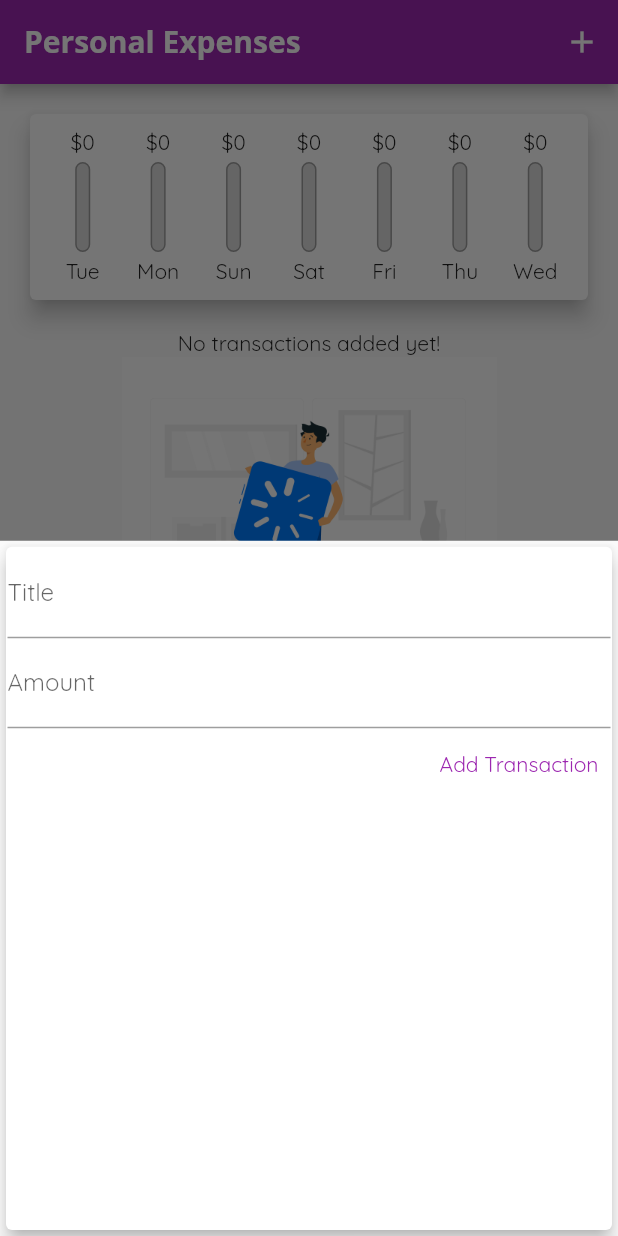
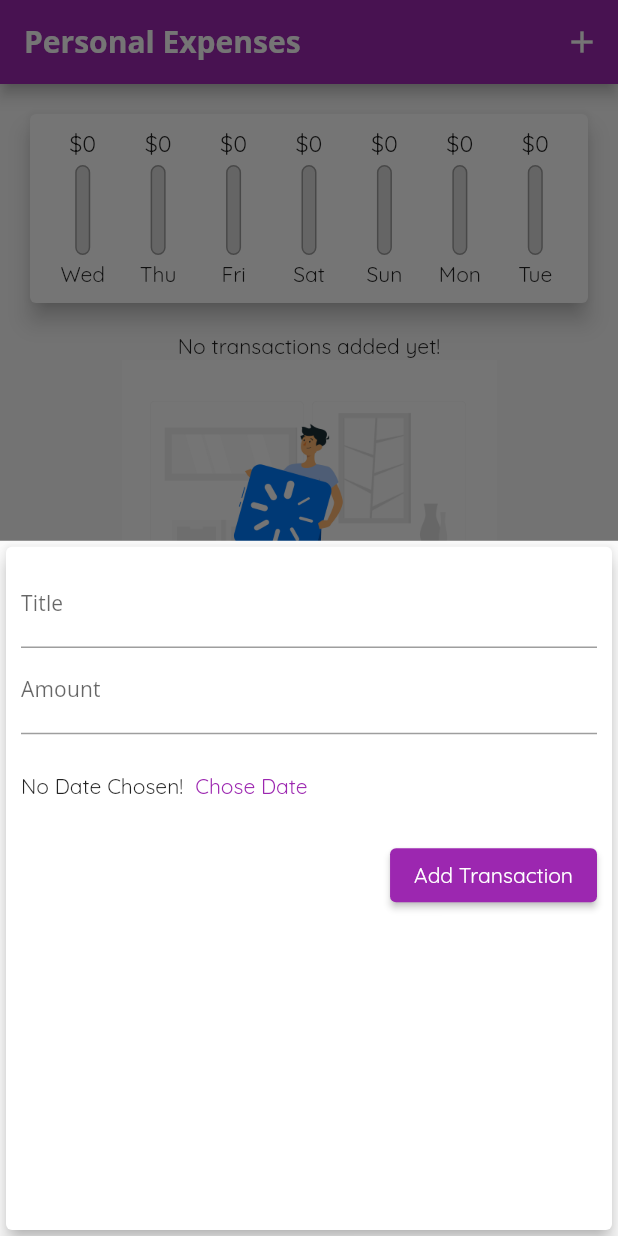
Before and after one commit to csdavidg/budgets_flutter_app, a Flutter app: the screen it shows after launch, after a tap on the "add" icon, on a phone screen of 412 x 824 dp. Run offline on Flutter 3.47's test engine with Material 2 defaults, Android fonts, the phone set to English and light mode, and no system bars.

Commit message:
Improving list of transactions using ListTile, Improving application theme using colorSchema and textTheme, Adding datepicker to select the date of a new transaction

```diff
--- a/lib/main.dart
+++ b/lib/main.dart
@@ -18,9 +18,12 @@ class MyApp extends StatelessWidget {
     return MaterialApp(
       title: 'Personal Expenses',
       theme: ThemeData(
-        primarySwatch: Colors.purple,
-        colorScheme:
-            ColorScheme.fromSwatch().copyWith(secondary: Colors.amberAccent),
+        colorScheme: ColorScheme.fromSwatch(
+          primarySwatch: Colors.purple,
+        ).copyWith(
+          primary: Colors.purple,
+          secondary: Colors.amberAccent,
+        ),
         fontFamily: 'Quicksand',
         textTheme: const TextTheme(
           titleLarge: TextStyle(
@@ -28,6 +31,17 @@ class MyApp extends StatelessWidget {
             fontWeight: FontWeight.bold,
             fontSize: 18,
           ),
+          titleMedium: TextStyle(
+            fontFamily: 'OpenSans',
+            fontWeight: FontWeight.bold,
+            color: Colors.white,
+          ),
+          titleSmall: TextStyle(
+            fontFamily: 'OpenSans',
+            fontWeight: FontWeight.normal,
+            color: Colors.black,
+          ),
+          labelLarge: TextStyle(color: Colors.black),
         ),
         appBarTheme: const AppBarTheme(
           titleTextStyle: TextStyle(
@@ -64,11 +78,11 @@ class _MyHomePageState extends State<MyHomePage> {
     }).toList();
   }
 
-  void _addNewTransaction(String title, double amount) {
+  void _addNewTransaction(String title, double amount, DateTime date) {
     final newTx = Transaction(
         title: title,
         amount: amount,
-        date: DateTime.now(),
+        date: date,
         id: DateTime.now().toString());
 
     setState(() {
@@ -89,7 +103,7 @@ class _MyHomePageState extends State<MyHomePage> {
     return Scaffold(
       appBar: AppBar(
         title: const Text('Personal Expenses'),
-        backgroundColor: Theme.of(context).primaryColor,
+        backgroundColor: Theme.of(context).colorScheme.primary,
         actions: <Widget>[
           IconButton(
             onPressed: () => _startNewTransaction(context),
--- a/lib/widgets/budget_chart.dart
+++ b/lib/widgets/budget_chart.dart
@@ -1,4 +1,3 @@
-import "package:collection/collection.dart";
 import 'package:first_app/widgets/chart_bars.dart';
 import 'package:flutter/material.dart';
 
@@ -12,7 +11,9 @@ class BudgetChart extends StatelessWidget {
 
   List<Map<String, Object>> get groupedTransactionValues {
     return List.generate(7, (index) {
-      var weekDay = DateTime.now().subtract(Duration(days: index));
+      var weekDay = DateTime.now().subtract(
+        Duration(days: index),
+      );
       var totalSpendPerDay = 0.0;
       for (var tx in transactions) {
         if (tx.date.day == weekDay.day &&
@@ -25,7 +26,7 @@ class BudgetChart extends StatelessWidget {
         'day': DateFormat.E().format(weekDay),
         'amount': totalSpendPerDay
       };
-    });
+    }).reversed.toList();
   }
 
   double get totalSpending {
--- a/lib/widgets/chart_bars.dart
+++ b/lib/widgets/chart_bars.dart
@@ -15,13 +15,16 @@ class ChartBar extends StatelessWidget {
   Widget build(BuildContext context) {
     return Column(
       children: <Widget>[
-        FittedBox(
-          child: Text('\$${spendingAmount.toStringAsFixed(0)}'),
+        SizedBox(
+          height: 20,
+          child: FittedBox(
+            child: Text('\$${spendingAmount.toStringAsFixed(0)}'),
+          ),
         ),
         const SizedBox(
           height: 4,
         ),
-        Container(
+        SizedBox(
           height: 60,
           width: 10,
           child: Stack(
--- a/lib/widgets/new_transaction.dart
+++ b/lib/widgets/new_transaction.dart
@@ -1,4 +1,5 @@
 import 'package:flutter/material.dart';
+import 'package:intl/intl.dart';
 
 class NewTransaction extends StatefulWidget {
   final Function addTx;
@@ -9,20 +10,31 @@ class NewTransaction extends StatefulWidget {
 }
 
 class _NewTransactionState extends State<NewTransaction> {
-  final titleController = TextEditingController();
+  final _titleController = TextEditingController();
 
-  final amountController = TextEditingController();
+  final _amountController = TextEditingController();
+
+  var _dateTx;
 
   void _submit() {
-    final title = titleController.text;
-    final amount = double.parse(amountController.text);
+    final title = _titleController.text;
+    final amount = double.parse(_amountController.text);
 
     if (title.isEmpty || amount <= 0) {
       return;
     }
 
-    widget.addTx(title, amount);
+    widget.addTx(title, amount, _dateTx);
     Navigator.of(context).pop();
+  }
+
+  void _showDatePicker() {
+    showDatePicker(
+            context: context,
+            initialDate: DateTime.now(),
+            firstDate: DateTime.now().subtract(const Duration(days: 10)),
+            lastDate: DateTime.now())
+        .then((value) => _dateTx = value);
   }
 
   @override
@@ -30,7 +42,7 @@ class _NewTransactionState extends State<NewTransaction> {
     return Card(
       elevation: 5,
       child: Padding(
-        padding: const EdgeInsets.all(1),
+        padding: const EdgeInsets.all(10),
         child: Column(
           crossAxisAlignment: CrossAxisAlignment.end,
           children: <Widget>[
@@ -38,20 +50,39 @@ class _NewTransactionState extends State<NewTransaction> {
               decoration: const InputDecoration(
                 labelText: 'Title',
               ),
-              controller: titleController,
+              style: Theme.of(context).textTheme.titleSmall,
+              controller: _titleController,
               onSubmitted: (_) => _submit(),
             ),
             TextField(
-              decoration: const InputDecoration(labelText: 'Amount'),
-              controller: amountController,
+              decoration: const InputDecoration(
+                labelText: 'Amount',
+              ),
+              style: Theme.of(context).textTheme.titleSmall,
+              controller: _amountController,
               keyboardType:
                   const TextInputType.numberWithOptions(decimal: false),
               onSubmitted: (_) => _submit(),
             ),
-            TextButton(
-              style: TextButton.styleFrom(
-                foregroundColor: Colors.purple,
+            SizedBox(
+              height: 70,
+              child: Row(
+                children: <Widget>[
+                  Text(_dateTx == null
+                      ? 'No Date Chosen!'
+                      : DateFormat.yMMMMd().format(_dateTx)),
+                  TextButton(
+                    onPressed: _showDatePicker,
+                    child: Text(
+                      'Chose Date',
+                      style: TextStyle(
+                          color: Theme.of(context).colorScheme.primary),
+                    ),
+                  ),
+                ],
               ),
+            ),
+            ElevatedButton(
               onPressed: _submit,
               child: const Text('Add Transaction'),
             )
```
Also changed, not shown: lib/widgets/transactions_list.dart (+23 -35 lines).
